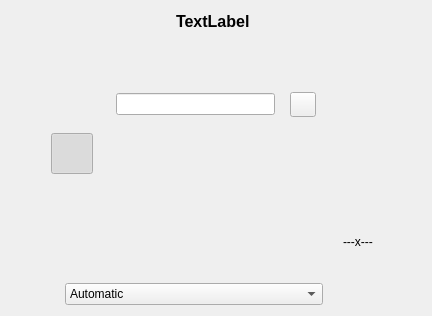
This is src/cameraOne/QvkCameraOneOptions.ui in vkohaupt/vokoscreenNG as Qt 5 draws it before an edit. The edited form follows.
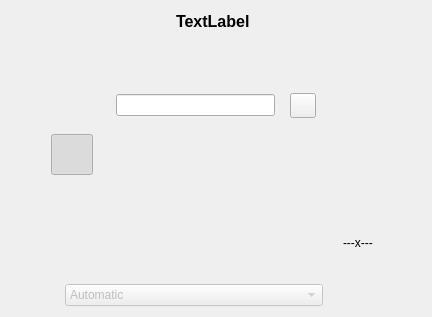
This is the edited form. Icons and pictures are not drawn.

Commit message: X11 camera window

Diff of the .ui file:
```diff
--- a/src/cameraOne/QvkCameraOneOptions.ui
+++ b/src/cameraOne/QvkCameraOneOptions.ui
@@ -7,7 +7,7 @@
     <x>0</x>
     <y>0</y>
     <width>432</width>
-    <height>316</height>
+    <height>317</height>
    </rect>
   </property>
   <property name="windowTitle">
@@ -311,6 +311,9 @@
        </property>
        <item>
         <widget class="QComboBox" name="comboBox">
+         <property name="enabled">
+          <bool>false</bool>
+         </property>
          <property name="toolTip">
           <string notr="true"/>
          </property>
```
The commit also changes 2 other files.
